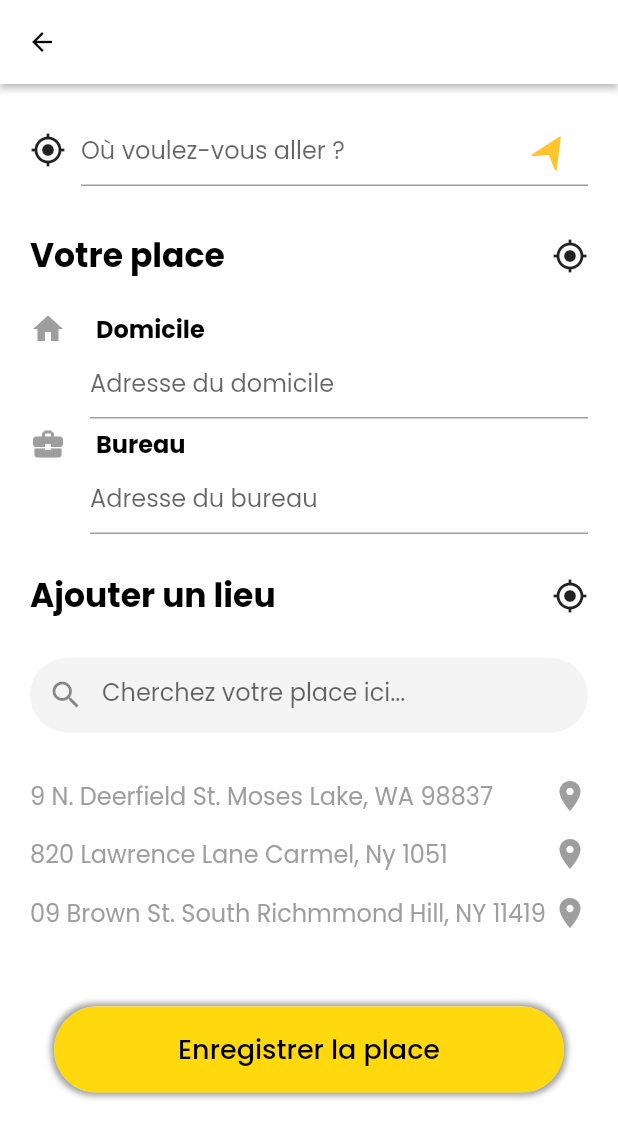
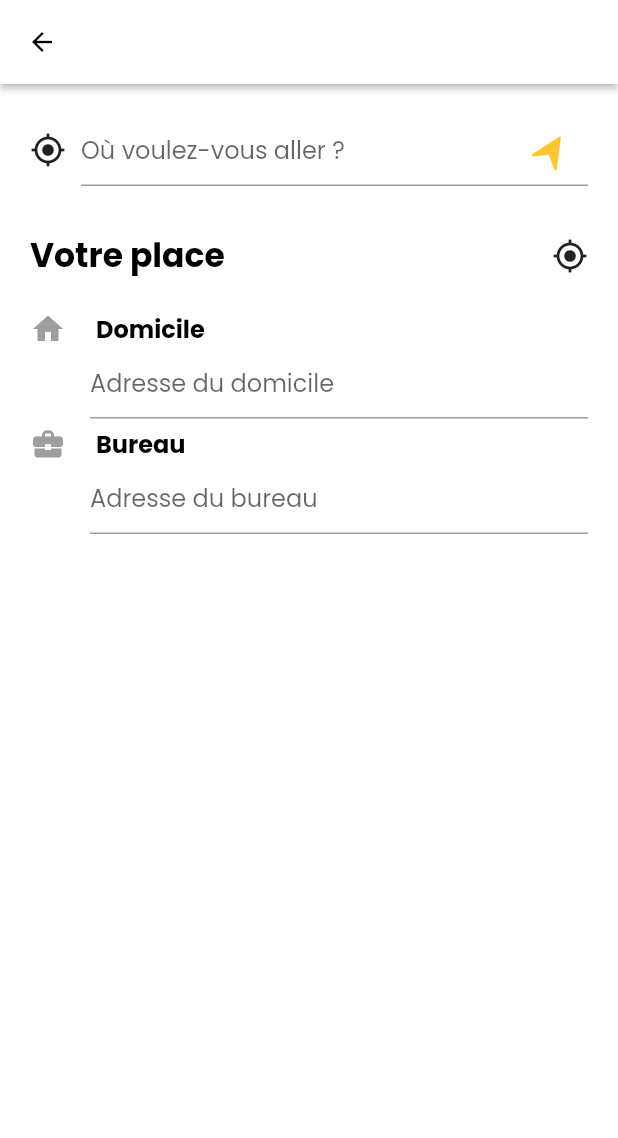
Before and after one commit to Domiynsbelhanda/goplus, a Flutter app: the SearchPlaceScreen screen opened directly, on a phone screen of 412 x 824 dp. Shown: the top 1138 px of the screen. Run offline on Flutter 3.47's test engine with Material 2 defaults, Android fonts, the phone set to English and light mode, and no system bars; our stand-ins replace carousel_slider, fl_chart, flutter_rating_bar, flutter_svg, geolocator, google_maps_flutter and 2 more; missing offline and left inert: flutter_rounded_date_picker; accounts and stored records are empty; statements that could not run were skipped; project files that could hold a hidden picture were left out.

Commit message:
[STYLE] Remove until add place

```diff
--- a/lib/gofly/pages/search_place_screen.dart
+++ b/lib/gofly/pages/search_place_screen.dart
@@ -161,108 +161,108 @@ class _SearchPlaceScreenState extends State<SearchPlaceScreen> {
                       ),
                     ),
                   ),
-                  SizedBox(height: size.height * 0.03),
-                  Row(
-                    children: [
-                      Expanded(
-                        child: Text(
-                          _localeText.addPlace,
-                          style: TextStyle(
-                            fontWeight: FontWeight.bold,
-                            fontSize: 22.0,
-                          ),
-                        ),
-                      ),
-                      Icon(
-                        Icons.my_location,
-                      ),
-                    ],
-                  ),
-                  SizedBox(height: size.height * 0.03),
-                  Container(
-                    height: 50,
-                    alignment: Alignment.center,
-                    decoration: BoxDecoration(
-                        borderRadius: BorderRadius.circular(30.0),
-                        color: Color(0xfff4f4f4)),
-                    child: TextFormField(
-                      decoration: InputDecoration(
-                        prefixIcon: Icon(Icons.search),
-                        hintText: _localeText.searchPlaceHere,
-                        border: InputBorder.none,
-                        contentPadding: EdgeInsets.all(15.0),
-                      ),
-                    ),
-                  ),
-                  SizedBox(height: 30.0),
-                  Row(
-                    children: [
-                      Expanded(
-                        child: Text(
-                          "9 N. Deerfield St. Moses Lake, WA 98837",
-                          overflow: TextOverflow.ellipsis,
-                          style: TextStyle(
-                            color: Colors.grey,
-                          ),
-                        ),
-                      ),
-                      Icon(
-                        Icons.location_on,
-                        color: Colors.grey,
-                      ),
-                    ],
-                  ),
-                  SizedBox(height: 15.0),
-                  Row(
-                    children: [
-                      Expanded(
-                        child: Text(
-                          "820 Lawrence Lane Carmel, Ny 1051",
-                          overflow: TextOverflow.ellipsis,
-                          style: TextStyle(
-                            color: Colors.grey,
-                          ),
-                        ),
-                      ),
-                      Icon(
-                        Icons.location_on,
-                        color: Colors.grey,
-                      ),
-                    ],
-                  ),
-                  SizedBox(height: 15.0),
-                  Row(
-                    children: [
-                      Expanded(
-                        child: Text(
-                          "09 Brown St. South Richmmond Hill, NY 11419",
-                          overflow: TextOverflow.ellipsis,
-                          style: TextStyle(
-                            color: Colors.grey,
-                          ),
-                        ),
-                      ),
-                      Icon(
-                        Icons.location_on,
-                        color: Colors.grey,
-                      ),
-                    ],
-                  ),
-                  SizedBox(height: size.height * 0.06),
-                  AppButton(
-                    name: _localeText.savePlace,
-                    onTap: () {
-                      if (formkey.currentState!.validate()) {
-                        FocusScope.of(context).unfocus();
-                        Navigator.push(
-                          context,
-                          MaterialPageRoute(
-                            builder: (_) => SelectCarScreen(),
-                          ),
-                        );
-                      }
-                    },
-                  ),
+                  // SizedBox(height: size.height * 0.03),
+                  // Row(
+                  //   children: [
+                  //     Expanded(
+                  //       child: Text(
+                  //         _localeText.addPlace,
+                  //         style: TextStyle(
+                  //           fontWeight: FontWeight.bold,
+                  //           fontSize: 22.0,
+                  //         ),
+                  //       ),
+                  //     ),
+                  //     Icon(
+                  //       Icons.my_location,
+                  //     ),
+                  //   ],
+                  // ),
+                  // SizedBox(height: size.height * 0.03),
+                  // Container(
+                  //   height: 50,
+                  //   alignment: Alignment.center,
+                  //   decoration: BoxDecoration(
+                  //       borderRadius: BorderRadius.circular(30.0),
+                  //       color: Color(0xfff4f4f4)),
+                  //   child: TextFormField(
+                  //     decoration: InputDecoration(
+                  //       prefixIcon: Icon(Icons.search),
+                  //       hintText: _localeText.searchPlaceHere,
+                  //       border: InputBorder.none,
+                  //       contentPadding: EdgeInsets.all(15.0),
+                  //     ),
+                  //   ),
+                  // ),
+                  // SizedBox(height: 30.0),
+                  // Row(
+                  //   children: [
+                  //     Expanded(
+                  //       child: Text(
+                  //         "9 N. Deerfield St. Moses Lake, WA 98837",
+                  //         overflow: TextOverflow.ellipsis,
+                  //         style: TextStyle(
+                  //           color: Colors.grey,
+                  //         ),
+                  //       ),
+                  //     ),
+                  //     Icon(
+                  //       Icons.location_on,
+                  //       color: Colors.grey,
+                  //     ),
+                  //   ],
+                  // ),
+                  // SizedBox(height: 15.0),
+                  // Row(
+                  //   children: [
+                  //     Expanded(
+                  //       child: Text(
+                  //         "820 Lawrence Lane Carmel, Ny 1051",
+                  //         overflow: TextOverflow.ellipsis,
+                  //         style: TextStyle(
+                  //           color: Colors.grey,
+                  //         ),
+                  //       ),
+                  //     ),
+                  //     Icon(
+                  //       Icons.location_on,
+                  //       color: Colors.grey,
+                  //     ),
+                  //   ],
+                  // ),
+                  // SizedBox(height: 15.0),
+                  // Row(
+                  //   children: [
+                  //     Expanded(
+                  //       child: Text(
+                  //         "09 Brown St. South Richmmond Hill, NY 11419",
+                  //         overflow: TextOverflow.ellipsis,
+                  //         style: TextStyle(
+                  //           color: Colors.grey,
+                  //         ),
+                  //       ),
+                  //     ),
+                  //     Icon(
+                  //       Icons.location_on,
+                  //       color: Colors.grey,
+                  //     ),
+                  //   ],
+                  // ),
+                  // SizedBox(height: size.height * 0.06),
+                  // AppButton(
+                  //   name: _localeText.savePlace,
+                  //   onTap: () {
+                  //     if (formkey.currentState!.validate()) {
+                  //       FocusScope.of(context).unfocus();
+                  //       Navigator.push(
+                  //         context,
+                  //         MaterialPageRoute(
+                  //           builder: (_) => SelectCarScreen(),
+                  //         ),
+                  //       );
+                  //     }
+                  //   },
+                  // ),
                 ],
               ),
             ),
```
